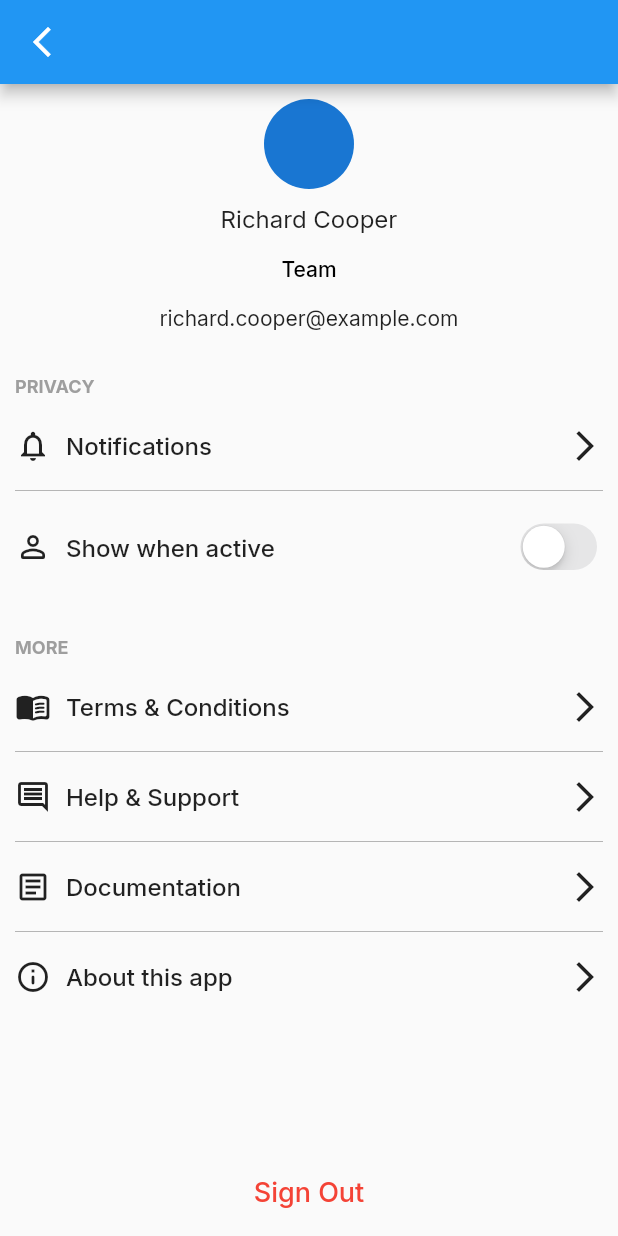
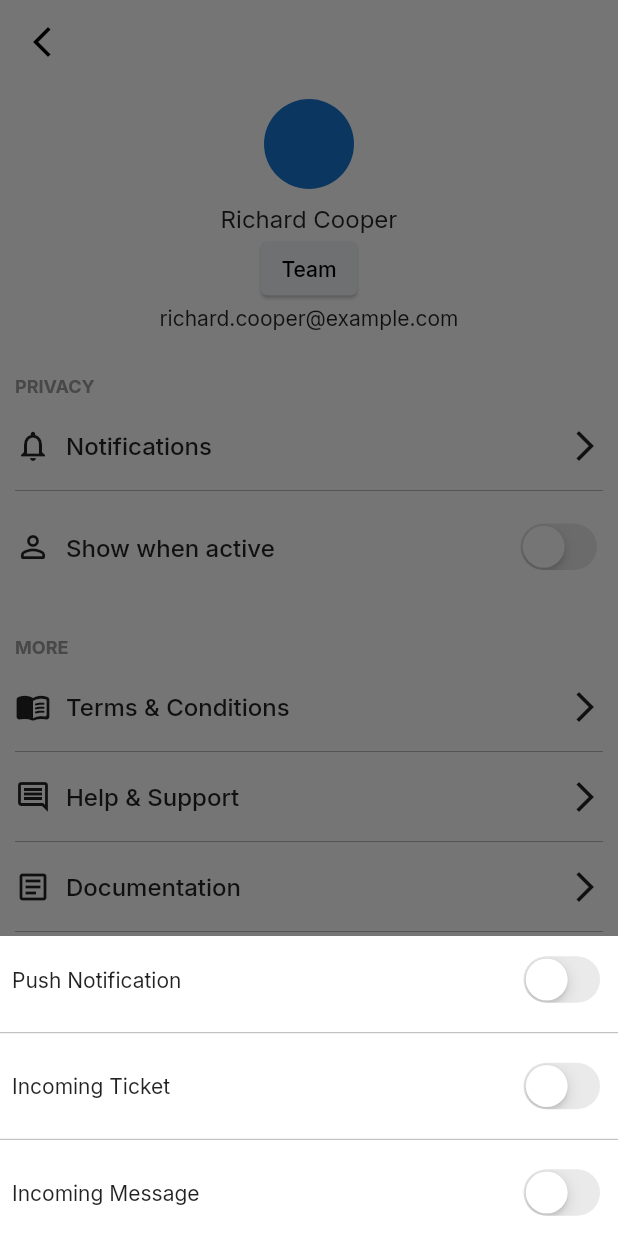
Before and after one commit to Misfit-Mushfiq/myalice, a Flutter app: the UserProfile screen opened by its route, after a tap on "Notifications", on a phone screen of 412 x 824 dp. Run offline on Flutter 3.47's test engine with Material 2 defaults, Android fonts, the light colour scheme and no system bars; our stand-ins replace cached_network_image, dio, flutter_spinkit, flutter_svg, get, google_fonts and 3 more; missing offline and left inert: pusher_client; accounts and stored records are empty; network calls fail.

Commit message:
user profile UI done

```diff
--- a/lib/screens/chatDetails.dart
+++ b/lib/screens/chatDetails.dart
@@ -105,9 +105,7 @@ class _ChatDetailsState extends State<ChatDetails>
           centerTitle: false,
           automaticallyImplyLeading: false,
           actions: [
-            Padding(
-              padding: const EdgeInsets.fromLTRB(8.0, 8.0, 15.0, 8.0),
-              child: Row(
+            Row(
               children: [
                 InkWell(
                   child: Container(
@@ -122,16 +120,18 @@ class _ChatDetailsState extends State<ChatDetails>
                       padding:
                           EdgeInsets.symmetric(horizontal: 10, vertical: 5)),
                 ),
-                  SizedBox(width: 10),
+                SizedBox(width: 8),
                 IconButton(
+                  constraints: BoxConstraints(),
+                  padding: EdgeInsets.zero,
                   icon: Icon(Icons.settings),
                   color: AliceColors.ALICE_GREEN,
                   onPressed: () {
                     showModal(context);
                   },
                 ),
-                  SizedBox(width: 10),
                 IconButton(
+                    constraints: BoxConstraints(),
                     onPressed: () {
                       Get.toNamed(USER_PROFILE_PAGE);
                     },
@@ -140,7 +140,6 @@ class _ChatDetailsState extends State<ChatDetails>
                       color: AliceColors.ALICE_GREEN,
                     ))
               ],
-              ),
             ),
           ],
         ),
--- a/lib/screens/inboxScreen.dart
+++ b/lib/screens/inboxScreen.dart
@@ -50,7 +50,7 @@ class _InboxState extends State<Inbox> {
         body: Container(
             child: Column(children: [
           Container(
-            height: 160,
+            height: MediaQuery.of(context).size.height * 0.18,
             child: Stack(children: <Widget>[
               Container(
                 // Background
@@ -196,7 +196,7 @@ class _InboxState extends State<Inbox> {
               ),
               Positioned(
                 // To take AppBar Size only
-                top: 100.0,
+                top:  MediaQuery.of(context).size.height * 0.11,
                 left: 20.0,
                 right: 20.0,
                 child: AppBar(
@@ -224,10 +224,7 @@ class _InboxState extends State<Inbox> {
                     return Padding(
                         padding: const EdgeInsets.all(8.0),
                         child: InkWell(
-                          child: Container(
-                              child: Padding(
-                            padding: const EdgeInsets.all(10.0),
-                            child: Row(
+                          child: Row(
                               children: [
                                 Stack(
                                   children: [
@@ -307,7 +304,7 @@ class _InboxState extends State<Inbox> {
                                 )
                               ],
                             ),
-                          )),
+
                           onTap: () => Get.toNamed(CHAT_DETAILS_PAGE),
                         ));
                   },
--- a/lib/screens/userProfile.dart
+++ b/lib/screens/userProfile.dart
@@ -1,6 +1,7 @@
 import 'package:flutter/cupertino.dart';
 import 'package:flutter/material.dart';
 import 'package:get/get.dart';
+import 'package:myalice/custom%20widgets/botButton.dart';
 import 'package:myalice/utils/colors.dart';
 
 class UserProfile extends StatefulWidget {
@@ -12,14 +13,22 @@ class UserProfile extends StatefulWidget {
 
 class _UserProfileState extends State<UserProfile> {
   bool active_show = false;
+  bool _pushNotification = false;
+  bool _incomingTickets = false;
+  bool _incomingMesaage = false;
 
   @override
   Widget build(BuildContext context) {
     return Scaffold(
         appBar: AppBar(
-          automaticallyImplyLeading: true,
+          automaticallyImplyLeading: false,
+          backgroundColor: Colors.white,
+          elevation: 0.0,
           leading: IconButton(
-            icon: Icon(Icons.arrow_back_ios_new),
+            icon: Icon(
+              Icons.arrow_back_ios_new,
+              color: Colors.black,
+            ),
             onPressed: () {
               Get.back();
             },
@@ -27,6 +36,7 @@ class _UserProfileState extends State<UserProfile> {
         ),
         body: SingleChildScrollView(
             child: Container(
+          color: Colors.white,
           child: Padding(
             padding: const EdgeInsets.all(10.0),
             child: Column(
@@ -46,6 +56,10 @@ class _UserProfileState extends State<UserProfile> {
                     ),
                     TextButton(
                         onPressed: () {},
+                        style: TextButton.styleFrom(
+                            backgroundColor: AliceColors.ALICE_GREY,
+                            padding: EdgeInsets.all(2.0),
+                            elevation: 1.0),
                         child: Text(
                           "Team",
                           style: TextStyle(color: Colors.black),
@@ -85,7 +99,7 @@ class _UserProfileState extends State<UserProfile> {
                             ],
                           ),
                           onTap: () {
-                            print("object");
+                            showModal(context);
                           },
                         ),
                         SizedBox(
@@ -251,7 +265,7 @@ class _UserProfileState extends State<UserProfile> {
                     )
                   ],
                 ),
-                SizedBox(height:100),
+                SizedBox(height: 100),
                 Padding(
                   padding: const EdgeInsets.all(8.0),
                   child: Column(
@@ -270,4 +284,104 @@ class _UserProfileState extends State<UserProfile> {
           ),
         )));
   }
+
+  void showModal(BuildContext context) {
+    showModalBottomSheet(
+        context: context,
+        useRootNavigator: true,
+        builder: (context) {
+          return Container(
+            color: Colors.white,
+            height: 200,
+            child: Center(
+              child: Column(
+                mainAxisAlignment: MainAxisAlignment.center,
+                mainAxisSize: MainAxisSize.min,
+                children: <Widget>[
+                  Padding(
+                    padding: const EdgeInsets.all(8.0),
+                    child: InkWell(
+                      child: Row(
+                        mainAxisAlignment: MainAxisAlignment.spaceBetween,
+                        children: [
+                          Text("Push Notification"),
+                          SizedBox(
+                            width: 5,
+                          ),
+                          Row(
+                            children: [
+                              BottomSheetSwitch(
+                                switchValue: _pushNotification,
+                                valueChanged: (value) {
+                                  _pushNotification = value;
+                                },
+                              )
+                            ],
+                          )
+                        ],
+                      ),
+                    ),
+                  ),
+                  Divider(
+                    thickness: 0.5,
+                    color: Colors.grey,
+                  ),
+                  Padding(
+                    padding: const EdgeInsets.all(8.0),
+                    child: InkWell(
+                      child: Row(
+                        mainAxisAlignment: MainAxisAlignment.spaceBetween,
+                        children: [
+                          Text("Incoming Ticket"),
+                          SizedBox(
+                            width: 5,
+                          ),
+                          Row(
+                            children: [
+                              BottomSheetSwitch(
+                                switchValue: _incomingTickets,
+                                valueChanged: (value) {
+                                  _incomingTickets = value;
+                                },
+                              )
+                            ],
+                          )
+                        ],
+                      ),
+                    ),
+                  ),
+                  Divider(
+                    thickness: 0.5,
+                    color: Colors.grey,
+                  ),
+                  Padding(
+                    padding: const EdgeInsets.all(8.0),
+                    child: InkWell(
+                      child: Row(
+                        mainAxisAlignment: MainAxisAlignment.spaceBetween,
+                        children: [
+                          Text("Incoming Message"),
+                          SizedBox(
+                            width: 5,
+                          ),
+                          Row(
+                            children: [
+                              BottomSheetSwitch(
+                                switchValue: _incomingMesaage,
+                                valueChanged: (value) {
+                                  _incomingMesaage = value;
+                                },
+                              )
+                            ],
+                          )
+                        ],
+                      ),
+                    ),
+                  )
+                ],
+              ),
+            ),
+          );
+        });
+  }
 }
```
Lines whose indentation alone changed are shown as unchanged.
